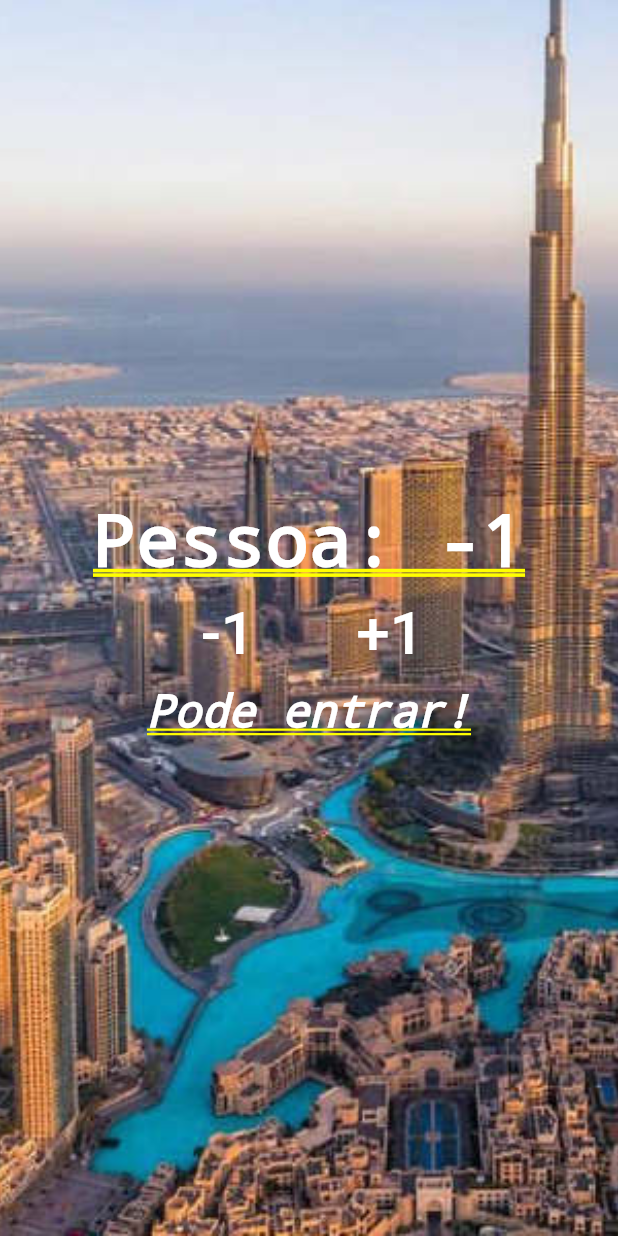
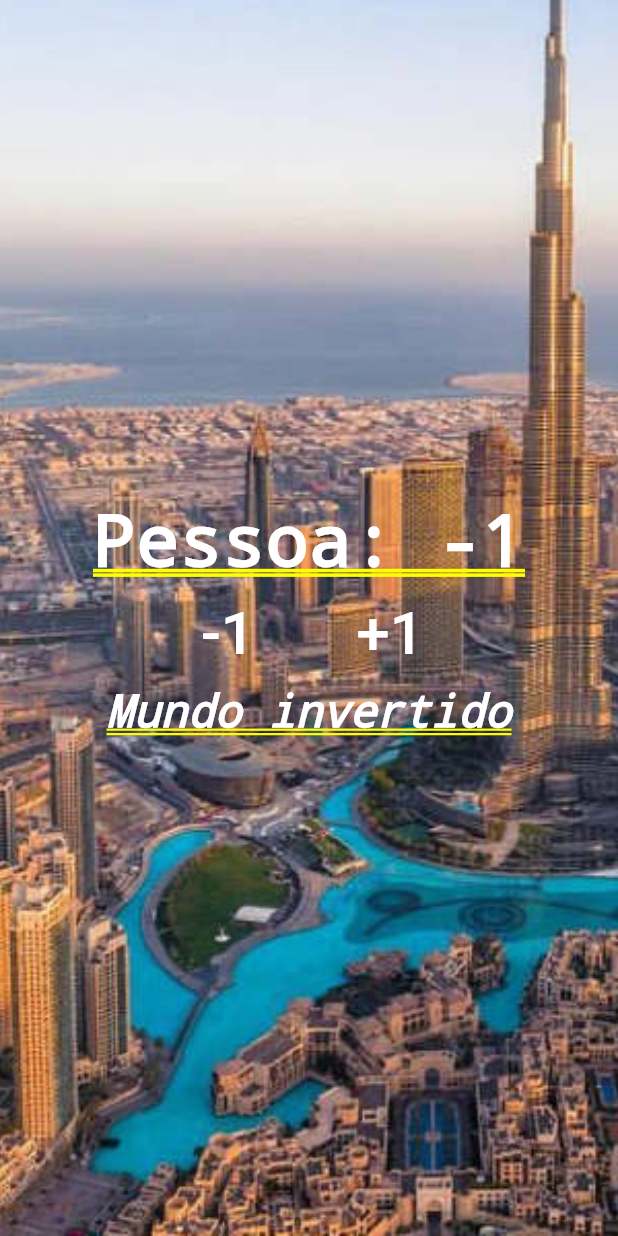
Before and after one commit to leandrorochaadm/contator_de_pessoas, a Flutter app: the screen it shows after launch, after a tap on "-1", on a phone screen of 412 x 824 dp. Run offline on Flutter 3.47's test engine with Material 2 defaults, Android fonts, the phone set to English and light mode, and no system bars.

Commit message:
tela principal: mudando mensagem

```diff
--- a/lib/main.dart
+++ b/lib/main.dart
@@ -20,6 +20,14 @@ class _HomeState extends State<Home> {
   void _chagePeople(int delta){
     setState(() {
       _people += delta;
+
+      if(_people<0){
+        _infoText = "Mundo invertido";
+      } else if (_people <= 10){
+        _infoText = "Pode entrar";
+      } else {
+        _infoText = "Lotado";
+      }
     });
 
   }
```
